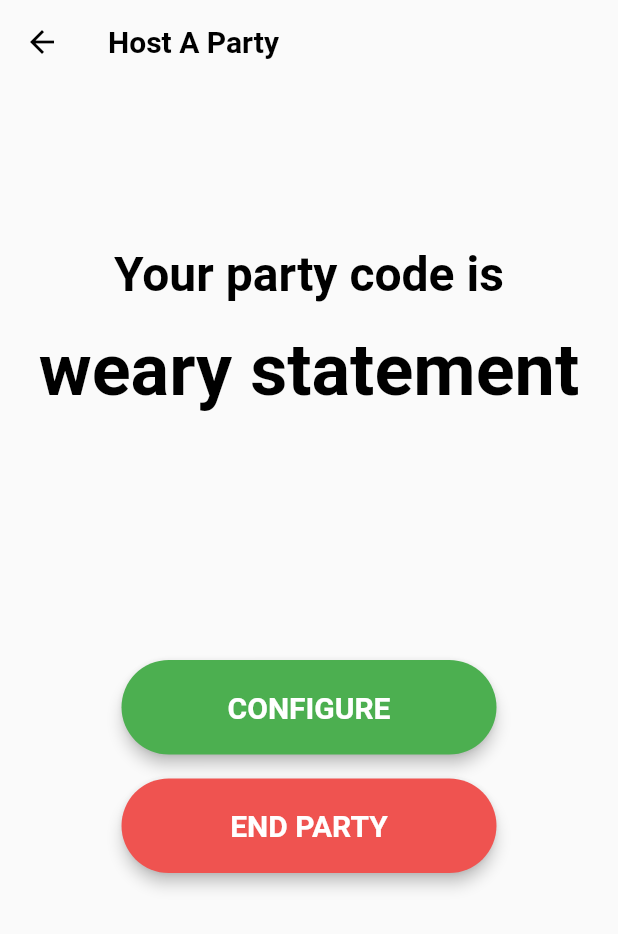
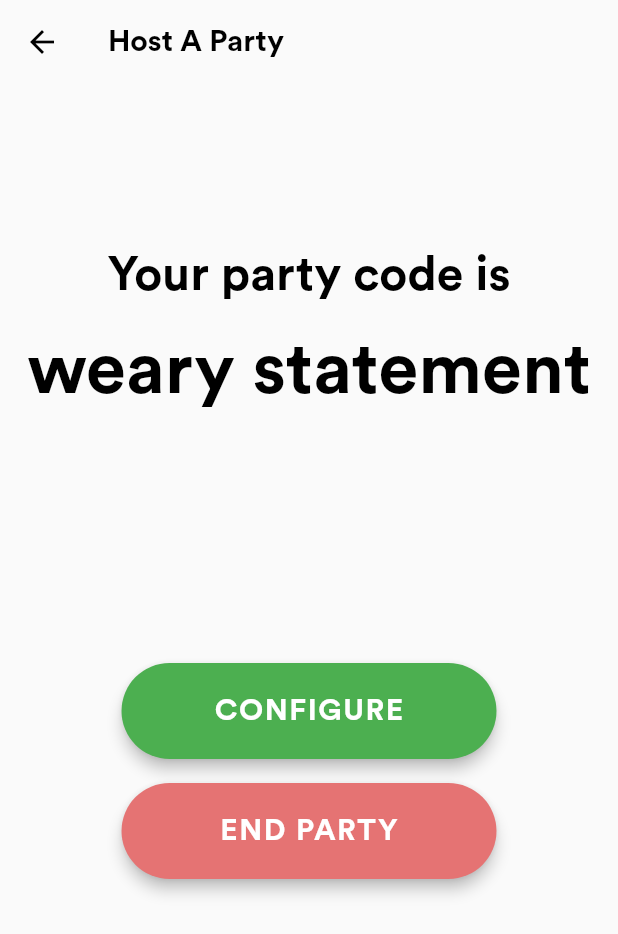
Before and after one commit to qjack001/Party-Queue-App, a Flutter app: the HostPage screen opened directly, on a phone screen of 412 x 824 dp. Shown: the top 934 px of the screen. Run offline on Flutter 3.47's test engine with Material 2 defaults, Android fonts, the phone set to English and light mode, and no system bars.

Commit message:
Aesthetic changes
Small changes, such as a reduction in the red button's intensity, the letter spacing in the buttons, and the addition of the CircularStd font.

```diff
--- a/party_queue/lib/hostPage.dart
+++ b/party_queue/lib/hostPage.dart
@@ -68,7 +68,7 @@ class HostPageState extends State<HostPage>
 					getButton //end button
 					(
 						text: "END PARTY",
-						color: Colors.red[400],
+						color: Colors.red[300],
 						onPressed: ()
 						{
 							Navigator.pop(context);
--- a/party_queue/lib/partyPage.dart
+++ b/party_queue/lib/partyPage.dart
@@ -70,7 +70,7 @@ class PartyPageState extends State<PartyPage>
 					getButton //leave button
 					(
 						text: "LEAVE PARTY",
-						color: Colors.red[400],
+						color: Colors.red[300],
 						onPressed: ()
 						{
 							Navigator.pop(context);
--- a/party_queue/lib/uiElements.dart
+++ b/party_queue/lib/uiElements.dart
@@ -27,6 +27,7 @@ AppBar getAppBar({leading: const BackButton(color: Colors.black), title: ""})
 			title,
 			style: new TextStyle
 			(
+				fontFamily: "Circular",
 				fontWeight: FontWeight.bold,
 				color: Colors.black,
 			)
@@ -57,9 +58,11 @@ Widget getButton({text: "", color: Colors.green, Function onPressed})
 						text,
 						style: new TextStyle
 						(
+							fontFamily: "Circular",
 							fontSize: 20.0,
 							fontWeight: FontWeight.bold,
 							color: Colors.white,
+							letterSpacing: 1.0,
 						)
 					),
 					onPressed: onPressed,
@@ -81,6 +84,7 @@ Widget getTitle({String text, size: 32.0})
 			textAlign: TextAlign.center,
 			style: new TextStyle
 			(
+				fontFamily: "Circular",
 				color: Colors.black,
 				fontWeight: FontWeight.bold,
 				fontSize: size,
```
Also changed, not shown: party_queue/pubspec.yaml (+6 -11 lines), party_queue/fonts/CircularStd-Bold.otf (added), party_queue/fonts/CircularStd-Book.otf (added), 1 other file.
